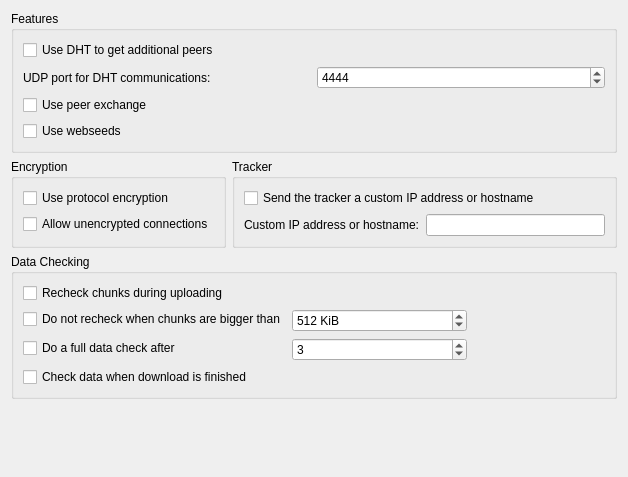
This is ktorrent/pref/btpref.ui in KDE/ktorrent as Qt 5 draws it before an edit. The edited form follows.
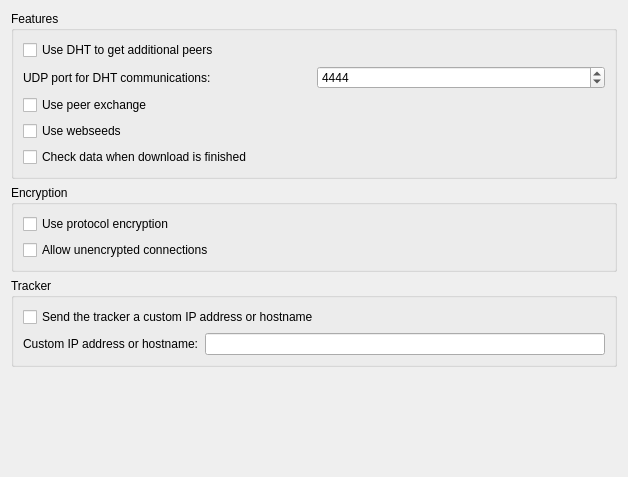
This is the edited form. Custom widgets are drawn as their Qt base class.

Commit message: Remove obsolete config options of datacheck during upload feature

```diff
--- a/ktorrent/pref/btpref.ui
+++ b/ktorrent/pref/btpref.ui
@@ -79,198 +79,85 @@
         </property>
        </widget>
       </item>
+      <item>
+       <widget class="QCheckBox" name="kcfg_checkWhenFinished">
+        <property name="toolTip">
+         <string>When a torrent has finished downloading, do a full data check on the torrent.</string>
+        </property>
+        <property name="text">
+         <string>Check data when download is finished</string>
+        </property>
+       </widget>
+      </item>
      </layout>
     </widget>
    </item>
    <item>
-    <layout class="QHBoxLayout" name="horizontalLayout_3" >
-     <item>
-      <widget class="QGroupBox" name="groupBox_4" >
-       <property name="title" >
-        <string>Encryption</string>
-       </property>
-       <layout class="QVBoxLayout" >
-        <item>
-         <widget class="QCheckBox" name="kcfg_useEncryption" >
-          <property name="toolTip" >
-           <string>&lt;html>&lt;head>&lt;meta name="qrichtext" content="1" />&lt;style type="text/css">
+    <widget class="QGroupBox" name="groupBox_4">
+     <property name="title">
+      <string>Encryption</string>
+     </property>
+     <layout class="QVBoxLayout">
+      <item>
+       <widget class="QCheckBox" name="kcfg_useEncryption">
+        <property name="toolTip">
+         <string>&lt;html&gt;&lt;head&gt;&lt;meta name=&quot;qrichtext&quot; content=&quot;1&quot; /&gt;&lt;style type=&quot;text/css&quot;&gt;
 p, li { white-space: pre-wrap; }
-&lt;/style>&lt;/head>&lt;body>
-&lt;p style=" margin-top:0px; margin-bottom:0px; margin-left:0px; margin-right:0px; -qt-block-indent:0; text-indent:0px;">Protocol encryption is useful when your ISP is slowing down bittorrent connections. &lt;/p>
-&lt;p style=" margin-top:0px; margin-bottom:0px; margin-left:0px; margin-right:0px; -qt-block-indent:0; text-indent:0px;">The encryption will prevent your bittorrent traffic to be flagged as bittorrent traffic, and so the ISP will not slow it down.&lt;/p>&lt;/body>&lt;/html></string>
-          </property>
-          <property name="text" >
-           <string>Use protocol encryption</string>
-          </property>
-         </widget>
-        </item>
-        <item>
-         <widget class="QCheckBox" name="kcfg_allowUnencryptedConnections" >
-          <property name="toolTip" >
-           <string>Not all clients support encryption, and some people have encryption disabled. If you want to connect to those peers, you need to have this option enabled.</string>
-          </property>
-          <property name="text" >
-           <string>Allow unencrypted connections</string>
-          </property>
-         </widget>
-        </item>
-       </layout>
-      </widget>
-     </item>
-     <item>
-      <widget class="QGroupBox" name="groupBox" >
-       <property name="title" >
-        <string>Tracker</string>
-       </property>
-       <layout class="QVBoxLayout" name="verticalLayout" >
-        <item>
-         <widget class="QCheckBox" name="kcfg_useCustomIP" >
-          <property name="toolTip" >
-           <string>Instead of allowing the tracker to determine your IP address, tell the tracker which IP address to use. Use this when you are behind a proxy.</string>
-          </property>
-          <property name="text" >
-           <string>Send the tracker a custom IP address or hostname</string>
-          </property>
-         </widget>
-        </item>
-        <item>
-         <layout class="QHBoxLayout" name="horizontalLayout" >
-          <item>
-           <widget class="QLabel" name="label" >
-            <property name="text" >
-             <string>Custom IP address or hostname:</string>
-            </property>
-           </widget>
-          </item>
-          <item>
-           <widget class="QLineEdit" name="kcfg_customIP" >
-            <property name="toolTip" >
-             <string>Custom IP address or hostname to send to the tracker. Hostnames will be resolved at runtime and the resolved IP address will be sent to the tracker.</string>
-            </property>
-           </widget>
-          </item>
-         </layout>
-        </item>
-       </layout>
-      </widget>
-     </item>
-    </layout>
+&lt;/style&gt;&lt;/head&gt;&lt;body&gt;
+&lt;p style=&quot; margin-top:0px; margin-bottom:0px; margin-left:0px; margin-right:0px; -qt-block-indent:0; text-indent:0px;&quot;&gt;Protocol encryption is useful when your ISP is slowing down bittorrent connections. &lt;/p&gt;
+&lt;p style=&quot; margin-top:0px; margin-bottom:0px; margin-left:0px; margin-right:0px; -qt-block-indent:0; text-indent:0px;&quot;&gt;The encryption will prevent your bittorrent traffic to be flagged as bittorrent traffic, and so the ISP will not slow it down.&lt;/p&gt;&lt;/body&gt;&lt;/html&gt;</string>
+        </property>
+        <property name="text">
+         <string>Use protocol encryption</string>
+        </property>
+       </widget>
+      </item>
+      <item>
+       <widget class="QCheckBox" name="kcfg_allowUnencryptedConnections">
+        <property name="toolTip">
+         <string>Not all clients support encryption, and some people have encryption disabled. If you want to connect to those peers, you need to have this option enabled.</string>
+        </property>
+        <property name="text">
+         <string>Allow unencrypted connections</string>
+        </property>
+       </widget>
+      </item>
+     </layout>
+    </widget>
    </item>
    <item>
-    <widget class="QGroupBox" name="groupBox_2" >
-     <property name="title" >
-      <string>Data Checking</string>
+    <widget class="QGroupBox" name="groupBox">
+     <property name="title">
+      <string>Tracker</string>
      </property>
-     <layout class="QHBoxLayout" name="horizontalLayout_2" >
+     <layout class="QVBoxLayout" name="verticalLayout">
       <item>
-       <layout class="QFormLayout" name="formLayout" >
-        <property name="fieldGrowthPolicy" >
-         <enum>QFormLayout::AllNonFixedFieldsGrow</enum>
+       <widget class="QCheckBox" name="kcfg_useCustomIP">
+        <property name="toolTip">
+         <string>Instead of allowing the tracker to determine your IP address, tell the tracker which IP address to use. Use this when you are behind a proxy.</string>
         </property>
-        <property name="labelAlignment" >
-         <set>Qt::AlignLeading|Qt::AlignLeft|Qt::AlignVCenter</set>
+        <property name="text">
+         <string>Send the tracker a custom IP address or hostname</string>
         </property>
-        <item row="0" column="0" >
-         <widget class="QCheckBox" name="kcfg_doUploadDataCheck" >
-          <property name="toolTip" >
-           <string>During uploading when a chunk is loaded into memory automatically recheck this chunk, to see if it still is OK.</string>
-          </property>
-          <property name="text" >
-           <string>Recheck chunks during uploading</string>
-          </property>
-         </widget>
-        </item>
-        <item row="1" column="0" >
-         <widget class="QCheckBox" name="kcfg_useMaxSizeForUploadDataCheck" >
-          <property name="toolTip" >
-           <string>Because rechecking big chunks can take a lot of time, the recheck can be disabled when the chunks are bigger then a certain size.</string>
-          </property>
-          <property name="text" >
-           <string>Do not recheck when chunks are bigger than</string>
-          </property>
-         </widget>
-        </item>
-        <item row="1" column="1" >
-         <widget class="QSpinBox" name="kcfg_maxSizeForUploadDataCheck" >
-          <property name="toolTip" >
-           <string>The maximum size a chunk can be for rechecking during uploading.</string>
-          </property>
-          <property name="suffix" >
-           <string> KiB</string>
-          </property>
-          <property name="minimum" >
-           <number>16</number>
-          </property>
-          <property name="maximum" >
-           <number>8192</number>
-          </property>
-          <property name="value" >
-           <number>512</number>
-          </property>
-         </widget>
-        </item>
-        <item row="2" column="0" >
-         <widget class="QCheckBox" name="kcfg_autoRecheck" >
-          <property name="toolTip" >
-           <string>Automatically do a full data check when we find to many corrupted chunks.</string>
-          </property>
-          <property name="text" >
-           <string>Do a full data check after </string>
-          </property>
-         </widget>
-        </item>
-        <item row="2" column="1" >
-         <widget class="KIntSpinBox" name="kcfg_maxCorruptedBeforeRecheck" >
-          <property name="sizePolicy" >
-           <sizepolicy vsizetype="Fixed" hsizetype="Preferred" >
-            <horstretch>0</horstretch>
-            <verstretch>0</verstretch>
-           </sizepolicy>
-          </property>
-          <property name="minimumSize" >
-           <size>
-            <width>175</width>
-            <height>0</height>
-           </size>
-          </property>
-          <property name="toolTip" >
-           <string>The number of corrupted chunks before a full data check is done</string>
-          </property>
-          <property name="minimum" >
-           <number>1</number>
-          </property>
-          <property name="maximum" >
-           <number>10000000</number>
-          </property>
-          <property name="value" >
-           <number>3</number>
-          </property>
-         </widget>
-        </item>
-        <item row="3" column="0" >
-         <widget class="QCheckBox" name="kcfg_checkWhenFinished" >
-          <property name="toolTip" >
-           <string>When a torrent has finished downloading, do a full data check on the torrent.</string>
-          </property>
-          <property name="text" >
-           <string>Check data when download is finished</string>
-          </property>
-         </widget>
-        </item>
-       </layout>
+       </widget>
       </item>
       <item>
-       <spacer name="horizontalSpacer" >
-        <property name="orientation" >
-         <enum>Qt::Horizontal</enum>
-        </property>
-        <property name="sizeHint" stdset="0" >
-         <size>
-          <width>40</width>
-          <height>20</height>
-         </size>
-        </property>
-       </spacer>
+       <layout class="QHBoxLayout" name="horizontalLayout">
+        <item>
+         <widget class="QLabel" name="label">
+          <property name="text">
+           <string>Custom IP address or hostname:</string>
+          </property>
+         </widget>
+        </item>
+        <item>
+         <widget class="QLineEdit" name="kcfg_customIP">
+          <property name="toolTip">
+           <string>Custom IP address or hostname to send to the tracker. Hostnames will be resolved at runtime and the resolved IP address will be sent to the tracker.</string>
+          </property>
+         </widget>
+        </item>
+       </layout>
       </item>
      </layout>
     </widget>
```
Left out of the diff: 77 changed lines with no effect on the pictures. The commit also changes 11 other files.
